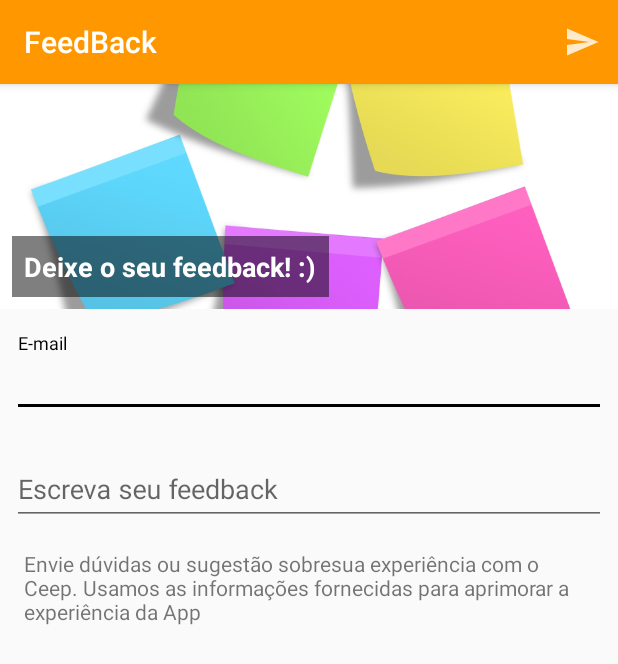
After one commit to NewtonCesarRoncari/ceep-projeto, an Android app: the FormularioFeedbackActivity screen opened directly, with no data from a screen before it, on a phone screen of 412 x 824 dp. The commit adds this screen. Shown: the top 664 px of the screen. Run offline under Robolectric (Android 15) with nearby library versions, the phone set to English and light mode, and no system bars.

Commit message:
funcionalidade 5

```diff
--- a/app/build.gradle
+++ b/app/build.gradle
@@ -38,4 +38,6 @@ dependencies {
 
     def lifecycle_version = "2.1.0"
     implementation "androidx.lifecycle:lifecycle-extensions:$lifecycle_version"
+
+    implementation 'com.google.android.material:material:1.0.0'
 }
--- a/app/src/main/AndroidManifest.xml
+++ b/app/src/main/AndroidManifest.xml
@@ -20,6 +20,7 @@
                 <category android:name="android.intent.category.LAUNCHER" />
             </intent-filter>
         </activity>
+        <activity android:name=".ui.activity.FormularioFeedbackActivity" />
     </application>
 
 </manifest>
--- /dev/null
+++ b/app/src/main/java/br/com/alura/ceep/ui/activity/FormularioFeedbackActivity.java
@@ -0,0 +1,43 @@
+package br.com.alura.ceep.ui.activity;
+
+import android.os.Bundle;
+import android.view.Menu;
+import android.view.MenuItem;
+
+import androidx.annotation.NonNull;
+import androidx.annotation.Nullable;
+import androidx.appcompat.app.AppCompatActivity;
+
+import br.com.alura.ceep.R;
+
+public class FormularioFeedbackActivity extends AppCompatActivity {
+
+    public static final String TITULO_APPBAR = "FeedBack";
+
+
+    @Override
+    protected void onCreate(@Nullable Bundle savedInstanceState) {
+        super.onCreate(savedInstanceState);
+        setContentView(R.layout.activity_formulario_feedback);
+
+        setTitle(TITULO_APPBAR);
+    }
+
+    @Override
+    public boolean onCreateOptionsMenu(Menu menu) {
+        getMenuInflater().inflate(R.menu.menu_formulario_feedback, menu);
+        return super.onCreateOptionsMenu(menu);
+    }
+
+    @Override
+    public boolean onOptionsItemSelected(@NonNull MenuItem item) {
+        if (ehMenuEnviarFeedback(item)) {
+            finish();
+        }
+        return super.onOptionsItemSelected(item);
+    }
+
+    private boolean ehMenuEnviarFeedback(@NonNull MenuItem item) {
+        return item.getItemId() == R.id.menu_formulario_feedback_enviar;
+    }
+}
--- a/app/src/main/java/br/com/alura/ceep/ui/activity/ListaNotasActivity.java
+++ b/app/src/main/java/br/com/alura/ceep/ui/activity/ListaNotasActivity.java
@@ -83,6 +83,7 @@ public class ListaNotasActivity extends AppCompatActivity {
     public boolean onPrepareOptionsMenu(final Menu menu) {
         final MenuItem itemGrid = menu.findItem(R.id.menu_lista_notas_layout_ic_grid);
         final MenuItem itemLinear = menu.findItem(R.id.menu_lista_notas_layout_ic_linear);
+        final MenuItem itemFeedback = menu.findItem(R.id.menu_lista_notas_feedback_formulario);
 
         if (preferences.contains(PREFERENCIA_GRID_LAYOUT)) {
             configuraGridLayout(itemGrid, itemLinear);
@@ -101,6 +102,11 @@ public class ListaNotasActivity extends AppCompatActivity {
             configuraLinearLayout(itemGrid, itemLinear);
             preference.removerPreference(
                     preferences, PREFERENCIA_GRID_LAYOUT);
+            return true;
+        });
+
+        itemFeedback.setOnMenuItemClickListener(menuItem -> {
+            vaiParaFormularioFeedbackActivity();
             return true;
         });
         return super.onPrepareOptionsMenu(menu);
@@ -129,6 +135,13 @@ public class ListaNotasActivity extends AppCompatActivity {
                         FormularioNotaActivity.class);
         startActivityForResult(iniciaFormularioNota,
                 CODIGO_REQUISICAO_INSERE_NOTA);
+    }
+
+    private void vaiParaFormularioFeedbackActivity() {
+        Intent vaiParaFormularioFeedback =
+                new Intent(ListaNotasActivity.this,
+                        FormularioFeedbackActivity.class);
+        startActivity(vaiParaFormularioFeedback);
     }
 
     private List<Nota> pegaTodasNotas() {
--- a/app/src/main/java/br/com/alura/ceep/ui/activity/SplashScreenActivity.java
+++ b/app/src/main/java/br/com/alura/ceep/ui/activity/SplashScreenActivity.java
@@ -41,12 +41,7 @@ public class SplashScreenActivity extends AppCompatActivity {
 
     private void configuraTempoSplasScreen(int tempoDaSplashScreen) {
         Handler handler = new Handler();
-        handler.postDelayed(new Runnable() {
-            @Override
-            public void run() {
-                vaiParaListaNotasActivity();
-            }
-        }, tempoDaSplashScreen);
+        handler.postDelayed(() -> vaiParaListaNotasActivity(), tempoDaSplashScreen);
     }
 
     private void vaiParaListaNotasActivity() {
--- /dev/null
+++ b/app/src/main/res/drawable-anydpi/ic_menu_feedback_enviar.xml
@@ -0,0 +1,11 @@
+<vector xmlns:android="http://schemas.android.com/apk/res/android"
+    android:width="24dp"
+    android:height="24dp"
+    android:alpha="0.8"
+    android:tint="#FFFFFF"
+    android:viewportWidth="24"
+    android:viewportHeight="24">
+    <path
+        android:fillColor="#FF000000"
+        android:pathData="M2.01,21L23,12 2.01,3 2,10l15,2 -15,2z" />
+</vector>
--- /dev/null
+++ b/app/src/main/res/layout/activity_formulario_feedback.xml
@@ -0,0 +1,106 @@
+<?xml version="1.0" encoding="utf-8"?>
+<ScrollView xmlns:android="http://schemas.android.com/apk/res/android"
+    xmlns:app="http://schemas.android.com/apk/res-auto"
+    android:layout_width="match_parent"
+    android:layout_height="wrap_content">
+
+    <androidx.constraintlayout.widget.ConstraintLayout
+        android:layout_width="match_parent"
+        android:layout_height="wrap_content"
+        android:orientation="vertical">
+
+        <ImageView
+            android:id="@+id/formulario_feed_back_banner"
+            android:layout_width="0dp"
+            android:layout_height="150dp"
+            android:contentDescription="Feedback Banner"
+            android:scaleType="centerCrop"
+            android:src="@drawable/feedback_banner"
+            app:layout_constraintBottom_toBottomOf="parent"
+            app:layout_constraintEnd_toEndOf="parent"
+            app:layout_constraintStart_toStartOf="parent"
+            app:layout_constraintTop_toTopOf="parent"
+            app:layout_constraintVertical_bias="0.0" />
+
+        <TextView
+            android:id="@+id/formulario_feedback_mensagem_banner"
+            android:layout_width="wrap_content"
+            android:layout_height="wrap_content"
+            android:layout_marginStart="8dp"
+            android:layout_marginLeft="8dp"
+            android:layout_marginBottom="8dp"
+            android:background="@android:drawable/screen_background_dark_transparent"
+            android:padding="8dp"
+            android:text="Deixe o seu feedback! :)"
+            android:textColor="@color/branco"
+            android:textSize="18sp"
+            android:textStyle="bold"
+            app:layout_constraintBottom_toBottomOf="@+id/formulario_feed_back_banner"
+            app:layout_constraintEnd_toEndOf="@+id/formulario_feed_back_banner"
+            app:layout_constraintHorizontal_bias="0.0"
+            app:layout_constraintStart_toStartOf="@+id/formulario_feed_back_banner"
+            app:layout_constraintTop_toTopOf="@+id/formulario_feed_back_banner"
+            app:layout_constraintVertical_bias="1.0" />
+
+        <com.google.android.material.textfield.TextInputLayout
+            android:id="@+id/formulario_feedback_email_inputlayout"
+            android:layout_width="0dp"
+            android:layout_height="wrap_content"
+            android:layout_marginStart="8dp"
+            android:layout_marginLeft="8dp"
+            android:layout_marginTop="16dp"
+            android:layout_marginEnd="8dp"
+            android:layout_marginRight="8dp"
+            android:theme="@style/Widget.Design.TextInputLayout"
+            app:layout_constraintBottom_toBottomOf="parent"
+            app:layout_constraintEnd_toEndOf="parent"
+            app:layout_constraintStart_toStartOf="parent"
+            app:layout_constraintTop_toBottomOf="@+id/formulario_feed_back_banner"
+            app:layout_constraintVertical_bias="0.0">
+
+            <com.google.android.material.textfield.TextInputEditText
+                android:id="@+id/formulario_feedback_email_editext"
+                android:layout_width="match_parent"
+                android:layout_height="wrap_content"
+                android:hint="E-mail"
+                android:inputType="textEmailAddress" />
+
+        </com.google.android.material.textfield.TextInputLayout>
+
+        <com.google.android.material.textfield.TextInputLayout
+            android:id="@+id/formulario_feedback_mensagem_feedback_inputlayout"
+            android:layout_width="0dp"
+            android:layout_height="wrap_content"
+            android:layout_marginTop="16dp"
+            android:theme="@style/Widget.Design.TextInputLayout"
+            app:layout_constraintBottom_toBottomOf="parent"
+            app:layout_constraintEnd_toEndOf="@+id/formulario_feedback_email_inputlayout"
+            app:layout_constraintStart_toStartOf="@+id/formulario_feedback_email_inputlayout"
+            app:layout_constraintTop_toBottomOf="@+id/formulario_feedback_email_inputlayout"
+            app:layout_constraintVertical_bias="0.0">
+
+            <com.google.android.material.textfield.TextInputEditText
+                android:id="@+id/formulario_feedback_mensagem_feedback_editext"
+                android:layout_width="match_parent"
+                android:layout_height="wrap_content"
+                android:hint="Escreva seu feedback" />
+
+        </com.google.android.material.textfield.TextInputLayout>
+
+        <TextView
+            android:id="@+id/formulario_feedback_mensagem"
+            android:layout_width="0dp"
+            android:layout_height="wrap_content"
+            android:layout_marginTop="8dp"
+            android:padding="8dp"
+            android:text="Envie dúvidas ou sugestão sobresua experiência com o Ceep. Usamos as informações fornecidas para aprimorar a experiência da App"
+            android:textSize="14sp"
+            app:layout_constraintBottom_toBottomOf="parent"
+            app:layout_constraintEnd_toEndOf="@+id/formulario_feedback_mensagem_feedback_inputlayout"
+            app:layout_constraintStart_toStartOf="@+id/formulario_feedback_mensagem_feedback_inputlayout"
+            app:layout_constraintTop_toBottomOf="@+id/formulario_feedback_mensagem_feedback_inputlayout"
+            app:layout_constraintVertical_bias="0.0" />
+
+    </androidx.constraintlayout.widget.ConstraintLayout>
+
+</ScrollView>
--- /dev/null
+++ b/app/src/main/res/menu/menu_formulario_feedback.xml
@@ -0,0 +1,10 @@
+<?xml version="1.0" encoding="utf-8"?>
+<menu xmlns:android="http://schemas.android.com/apk/res/android"
+    xmlns:app="http://schemas.android.com/apk/res-auto">
+    <item
+        android:id="@+id/menu_formulario_feedback_enviar"
+        android:icon="@drawable/ic_menu_feedback_enviar"
+        android:title="Enviar"
+        app:showAsAction="always" />
+
+</menu>
--- a/app/src/main/res/menu/menu_lista_notas_layout.xml
+++ b/app/src/main/res/menu/menu_lista_notas_layout.xml
@@ -11,4 +11,10 @@
         android:title="Altera Layout"
         android:icon="@drawable/ic_action_grid_layout"
         app:showAsAction="ifRoom"/>
+
+    <item
+        android:id="@+id/menu_lista_notas_feedback_formulario"
+        android:icon="@drawable/ic_feedback_layout"
+        android:title="Feedback"
+        app:showAsAction="always" />
 </menu>
```
Also changed, not shown: app/src/main/res/drawable-hdpi/feedback_banner.png (added), app/src/main/res/drawable-hdpi/ic_menu_feedback_enviar.png (added), app/src/main/res/drawable-ldpi/feedback_banner.png (added), app/src/main/res/drawable-mdpi/feedback_banner.png (added), app/src/main/res/drawable-mdpi/ic_menu_feedback_enviar.png (added), app/src/main/res/drawable-xhdpi/feedback_banner.png (added), app/src/main/res/drawable-xhdpi/ic_menu_feedback_enviar.png (added), app/src/main/res/drawable-xxhdpi/feedback_banner.png (added), app/src/main/res/drawable-xxhdpi/ic_menu_feedback_enviar.png (added), app/src/main/res/drawable-xxxhdpi/feedback_banner.png (added), 1 other file.
